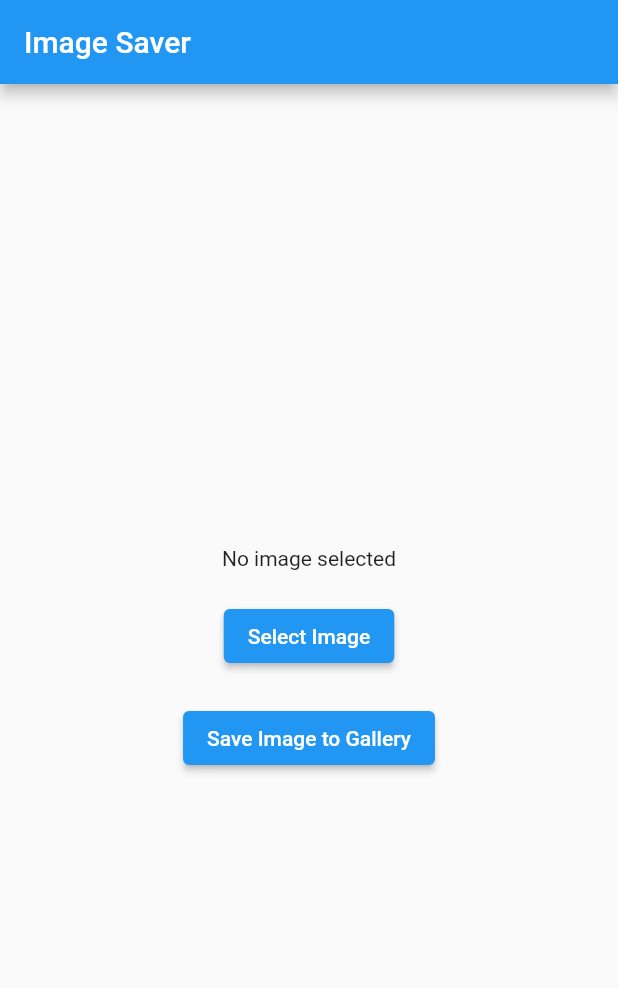
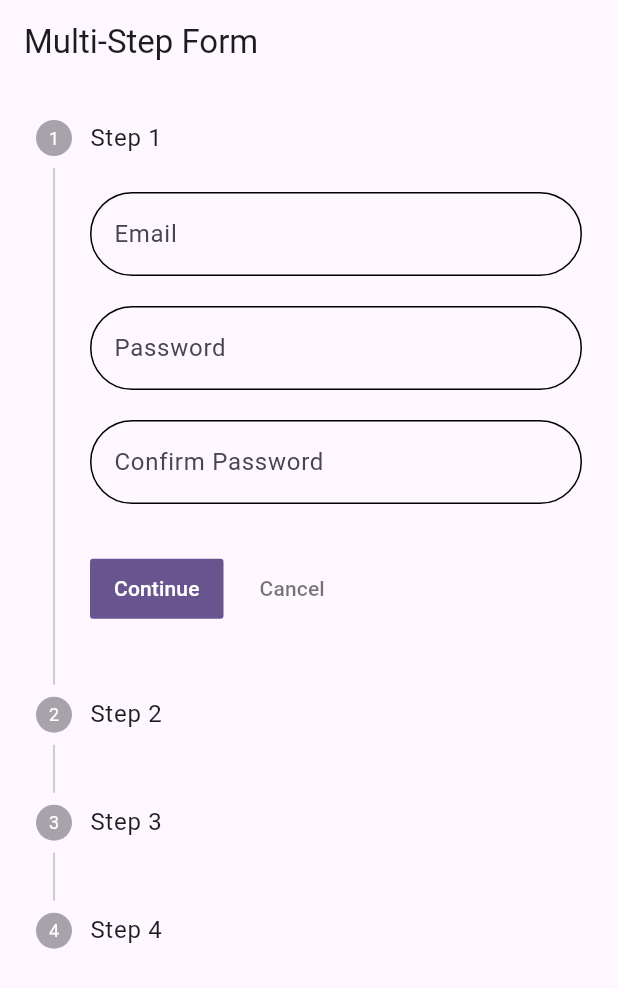
Before and after one commit to RamMer24/ExpenceManager, a Flutter app: the screen it shows after launch, on a phone screen of 412 x 824 dp. Shown: the top 988 px of the screen. Run offline on Flutter 3.47's test engine with Material 2 defaults, Android fonts, the phone set to English and light mode, and no system bars; our stand-ins replace cached_network_image, fluttertoast, gallery_saver, image_picker, shared_preferences, sizer and 2 more; missing offline and left inert: staggered_grid_view_flutter; accounts and stored records are empty.

Commit message:
26/08/2023

```diff
--- a/lib/main.dart
+++ b/lib/main.dart
@@ -1,6 +1,10 @@
 import 'package:expencemanager/screen/ImageDwonload.dart';
+import 'package:expencemanager/screen/SCROLL.dart';
+import 'package:expencemanager/screen/Stack.dart';
 import 'package:expencemanager/screen/VideoSave.dart';
+import 'package:expencemanager/screen/maltoform.dart';
 import 'package:flutter/material.dart';
+import 'package:sizer/sizer.dart';
 
 import 'screen/Balancepage.dart';
 import 'screen/CreatePagePin.dart';
@@ -24,13 +28,19 @@ class MyApp extends StatelessWidget {
   // This widget is the root of your application.
   @override
   Widget build(BuildContext context) {
-    return MaterialApp(
-      debugShowCheckedModeBanner: false,
-      title: 'Flutter Demo',
-      theme: ThemeData(
-        primarySwatch: Colors.blue,
-      ),
-      home:ImageSaver(),
+    return Sizer(builder: (context, orientation, deviceType) {
+      return MaterialApp(
+        debugShowCheckedModeBanner: false,
+        title: 'Flutter Demo',
+        theme: ThemeData(
+          primaryColor: Colors.black.withOpacity(0.4),
+          colorScheme: ColorScheme.fromSeed(seedColor: Colors.deepPurple),
+          useMaterial3: true,
+        ),
+        home:maltoform(),
+
+      );
+    }
     );
   }
 }
--- a/lib/screen/VideoSave.dart
+++ b/lib/screen/VideoSave.dart
@@ -32,7 +32,8 @@ class _VideoSaverState extends State<VideoSaver> {
     videoController = VideoPlayerController.asset("assets/sample_video.mp4")
       ..initialize().then((_) {
         setState(() {});
-      });
+      }
+      );
   }
 
   @override
@@ -55,7 +56,6 @@ class _VideoSaverState extends State<VideoSaver> {
       }
     });
   }
-
   Future<void> _saveVideo() async {
     if (videoFile != null) {
       final result = await GallerySaver.saveVideo(videoFile!.path);
@@ -69,7 +69,6 @@ class _VideoSaverState extends State<VideoSaver> {
       }
     }
   }
-
   @override
   Widget build(BuildContext context) {
     return Scaffold(
--- /dev/null
+++ b/lib/screen/maltoform.dart
@@ -0,0 +1,226 @@
+import 'package:flutter/material.dart';
+import 'package:sizer/sizer.dart';
+
+class maltoform extends StatefulWidget {
+  const maltoform({super.key});
+
+  @override
+  State<maltoform> createState() => _maltoformState();
+}
+
+class _maltoformState extends State<maltoform> {
+
+  int currentStep = 0; // Current step index
+
+  // Define your form steps
+  List<Step> steps = [
+    Step(
+        title: Text('Step 1'),
+        content: Column(
+          children: [
+            TextFormField(
+              decoration: InputDecoration(
+                border: OutlineInputBorder(
+                    borderRadius: BorderRadius.all(
+                      Radius.circular(30.0),
+                    ),
+                    borderSide: BorderSide(color: Colors.black)),
+                disabledBorder: OutlineInputBorder(
+                    borderRadius: BorderRadius.all(
+                      Radius.circular(30.0),
+                    ),
+                    borderSide: BorderSide(color: Colors.black)),
+                enabledBorder: OutlineInputBorder(
+                    borderRadius: BorderRadius.all(
+                      Radius.circular(30.0),
+                    ),
+                    borderSide: BorderSide(color: Colors.black)),
+                focusedBorder: OutlineInputBorder(
+                    borderRadius: BorderRadius.all(
+                      Radius.circular(30.0),
+                    ),
+                    borderSide: BorderSide(color: Colors.black)),
+                // filled: true,
+                hintStyle: TextStyle(
+                    // color: Colors.grey[800]
+                    ),
+                hintText: "Email",
+              ),
+            ),
+            SizedBox(
+              height: 20,
+            ),
+            TextFormField(
+              decoration: InputDecoration(
+                border: OutlineInputBorder(
+                    borderRadius: BorderRadius.all(
+                      Radius.circular(30.0),
+                    ),
+                    borderSide: BorderSide(color: Colors.black)),
+                disabledBorder: OutlineInputBorder(
+                    borderRadius: BorderRadius.all(
+                      Radius.circular(30.0),
+                    ),
+                    borderSide: BorderSide(color: Colors.black)),
+                enabledBorder: OutlineInputBorder(
+                    borderRadius: BorderRadius.all(
+                      Radius.circular(30.0),
+                    ),
+                    borderSide: BorderSide(color: Colors.black)),
+                focusedBorder: OutlineInputBorder(
+                    borderRadius: BorderRadius.all(
+                      Radius.circular(30.0),
+                    ),
+                    borderSide: BorderSide(color: Colors.black)),
+                // filled: true,
+                hintStyle: TextStyle(
+                    // color: Colors.grey[800]
+                    ),
+                hintText: "Password",
+              ),
+            ),
+            SizedBox(
+              height: 20,
+            ),
+            TextFormField(
+              decoration: InputDecoration(
+                border: OutlineInputBorder(
+                    borderRadius: BorderRadius.all(
+                      Radius.circular(30.0),
+                    ),
+                    borderSide: BorderSide(color: Colors.black)),
+                disabledBorder: OutlineInputBorder(
+                    borderRadius: BorderRadius.all(
+                      Radius.circular(30.0),
+                    ),
+                    borderSide: BorderSide(color: Colors.black)),
+                enabledBorder: OutlineInputBorder(
+                    borderRadius: BorderRadius.all(
+                      Radius.circular(30.0),
+                    ),
+                    borderSide: BorderSide(color: Colors.black)),
+                focusedBorder: OutlineInputBorder(
+                    borderRadius: BorderRadius.all(
+                      Radius.circular(30.0),
+                    ),
+                    borderSide: BorderSide(color: Colors.black)),
+                // filled: true,
+                hintStyle: TextStyle(
+                    // color: Colors.grey[800]
+                    ),
+                hintText: "Confirm Password",
+              ),
+            ),
+            SizedBox(
+              height: 2.h,
+            ),
+          ],
+        )),
+    Step(
+      title: Text('Step 2'),
+      content: Card(
+        elevation: 4.0, // Card elevation
+        shape: RoundedRectangleBorder(
+          borderRadius: BorderRadius.circular(10.0), // Card border radius
+        ),
+        child: Column(
+          mainAxisSize: MainAxisSize.min,
+          children: <Widget>[
+            ListTile(
+              leading: Icon(Icons.account_circle,size: 30.sp,), // Icon or Image
+              title: Text('Ram Amar',style: TextStyle(fontSize: 15.sp,fontWeight: FontWeight.normal),),
+              subtitle: Text('ram@gmail.com',style: TextStyle(fontSize: 15.sp,fontWeight: FontWeight.bold)),
+            ),
+            Divider(), // Divider line
+            Padding(
+              padding: EdgeInsets.all(16.0),
+              child: Text(
+                'This is the content of the card. You can put any widgets here.',
+                style: TextStyle(fontSize: 16.0),
+              ),
+            ),
+          ],
+        ),
+      )
+    ),
+
+    Step(
+        title: Text('Step 3'),
+        content: Column(
+          children:[
+            Image.asset("img/demo.jpg",height: 150,width: 150,),
+            Center(
+              child: Row(
+                children: [
+                  Image.asset("img/demo.jpg",height: 150,width: 150,),
+                  Image.asset("img/demo.jpg",height: 150,width: 150,),
+                ],
+              ),
+            ),
+            Image.asset("img/demo.jpg",height: 150,width: 150,),
+          ],
+        )
+    ),
+    Step(
+        title: Text('Step 4'),
+        content: SingleChildScrollView(
+          child: Column(
+            children:[
+             Text("Welcome To the Our School",style: TextStyle(fontSize:15,fontWeight: FontWeight.bold ),),
+             Text("Welcome To the Our School",style: TextStyle(fontSize:15,fontWeight: FontWeight.bold ),),
+             Text("Welcome To the Our School",style: TextStyle(fontSize:15,fontWeight: FontWeight.bold ),),
+             Text("Welcome To the Our School",style: TextStyle(fontSize:15,fontWeight: FontWeight.bold ),),
+             Text("Welcome To the Our School",style: TextStyle(fontSize:15,fontWeight: FontWeight.bold ),),
+             Text("Welcome To the Our School",style: TextStyle(fontSize:15,fontWeight: FontWeight.bold ),),
+             Text("Welcome To the Our School",style: TextStyle(fontSize:15,fontWeight: FontWeight.bold ),),
+             Text("Welcome To the Our School",style: TextStyle(fontSize:15,fontWeight: FontWeight.bold ),),
+             Text("Welcome To the Our School",style: TextStyle(fontSize:15,fontWeight: FontWeight.bold ),),
+             Text("Welcome To the Our School",style: TextStyle(fontSize:15,fontWeight: FontWeight.bold ),),
+             Text("Welcome To the Our School",style: TextStyle(fontSize:15,fontWeight: FontWeight.bold ),),
+             Text("Welcome To the Our School",style: TextStyle(fontSize:15,fontWeight: FontWeight.bold ),),
+             Text("Welcome To the Our School",style: TextStyle(fontSize:15,fontWeight: FontWeight.bold ),),
+             Text("Welcome To the Our School",style: TextStyle(fontSize:15,fontWeight: FontWeight.bold ),),
+             Text("Welcome To the Our School",style: TextStyle(fontSize:15,fontWeight: FontWeight.bold ),),
+             Text("Welcome To the Our School",style: TextStyle(fontSize:15,fontWeight: FontWeight.bold ),),
+             Text("Welcome To the Our School",style: TextStyle(fontSize:15,fontWeight: FontWeight.bold ),),
+             Text("Welcome To the Our School",style: TextStyle(fontSize:15,fontWeight: FontWeight.bold ),),
+             Text("Welcome To the Our School",style: TextStyle(fontSize:15,fontWeight: FontWeight.bold ),),
+            ],
+          ),
+        )
+    ),
+
+  ];
+  @override
+  Widget build(BuildContext context) {
+    return Scaffold(
+      appBar: AppBar(
+        title: Text('Multi-Step Form'),
+      ),
+      body: Stepper(
+        steps: steps,
+        currentStep: currentStep,
+        onStepTapped: (step) {
+          setState(() {
+            currentStep = step;
+          });
+        },
+        onStepContinue: () {
+          if (currentStep < steps.length - 1) {
+            setState(() {
+              currentStep += 1;
+            });
+          } else {}
+        },
+        onStepCancel: () {
+          if (currentStep > 0) {
+            setState(() {
+              currentStep -= 1;
+            }
+            );
+          }
+        },
+      ),
+    );
+  }
+}
--- a/pubspec.yaml
+++ b/pubspec.yaml
@@ -50,6 +50,10 @@ dependencies:
   image_gallery_saver:
   image_picker:
   video_player:
+  sizer:
+  flutter_staggered_grid_view: ^0.6.2
+  staggered_grid_view_flutter:
+  cached_network_image:
 
 flutter_icons:
   android: "launcher_icon"
```
Also changed, not shown: lib/screen/CustomScroll.dart (added, +47 -0 lines), lib/screen/SCROLL.dart (added, +104 -0 lines), lib/screen/Stack.dart (added, +53 -0 lines), pubspec.lock.
